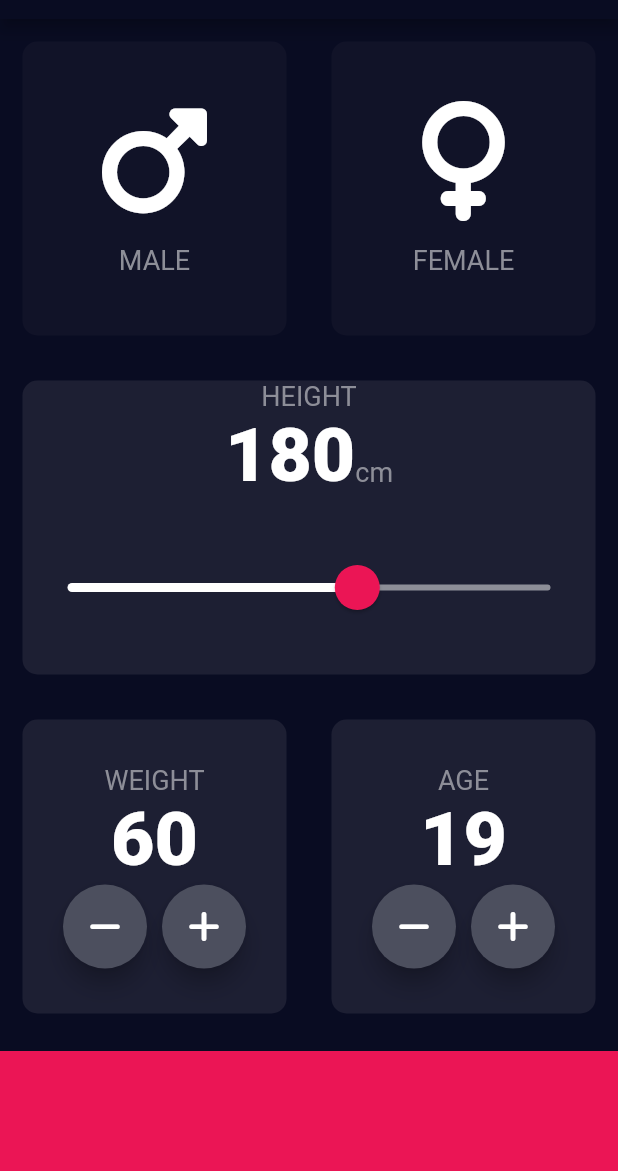
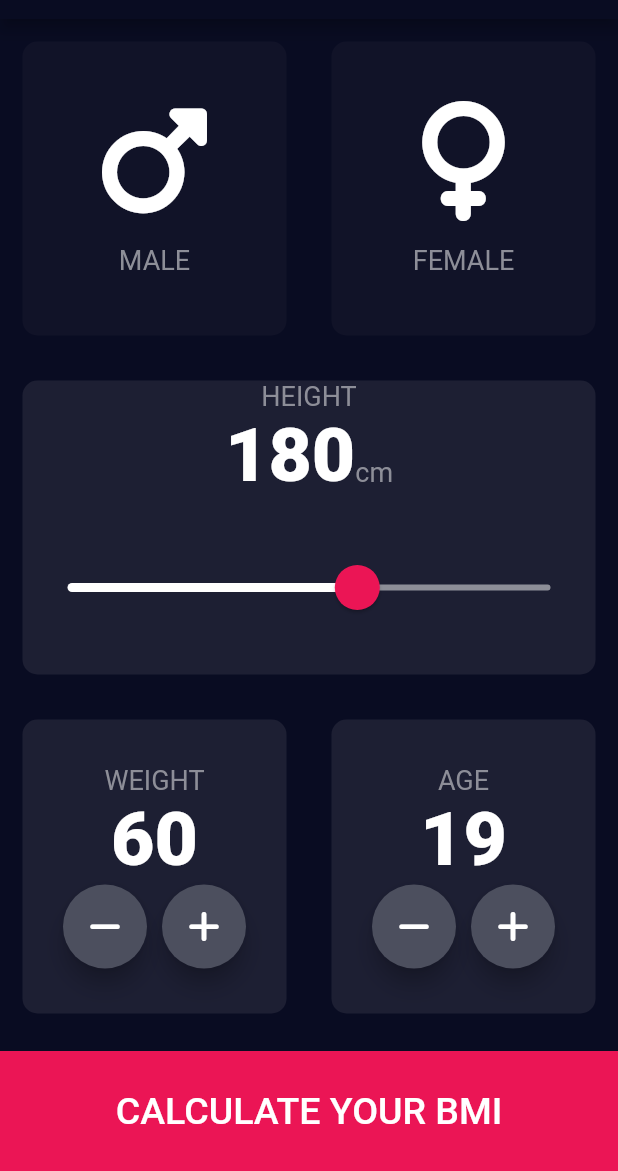
Before and after one commit to berhanudagnew/simple_bmi_calculator, a Flutter app: the screen it shows after launch, on a phone screen of 412 x 824 dp, the part 65-1236 px from its top. Run offline on Flutter 3.47's test engine with Material 2 defaults, Android fonts, the phone set to English and light mode, and no system bars; our stand-ins replace font_awesome_flutter.

Commit message:
update button

```diff
--- a/lib/input_page.dart
+++ b/lib/input_page.dart
@@ -202,6 +202,14 @@ class _InputPageState extends State<InputPage> {
             ],
           )),
           Container(
+            alignment: Alignment.center,
+            child: Text(
+              'CALCULATE YOUR BMI',
+              style: TextStyle(
+                  fontWeight: FontWeight.w500,
+                  color: Colors.white,
+                  fontSize: 25.0),
+            ),
             color: k_bottom_container_color,
             height: k_bottom_container_height,
             width: double.infinity,
```
